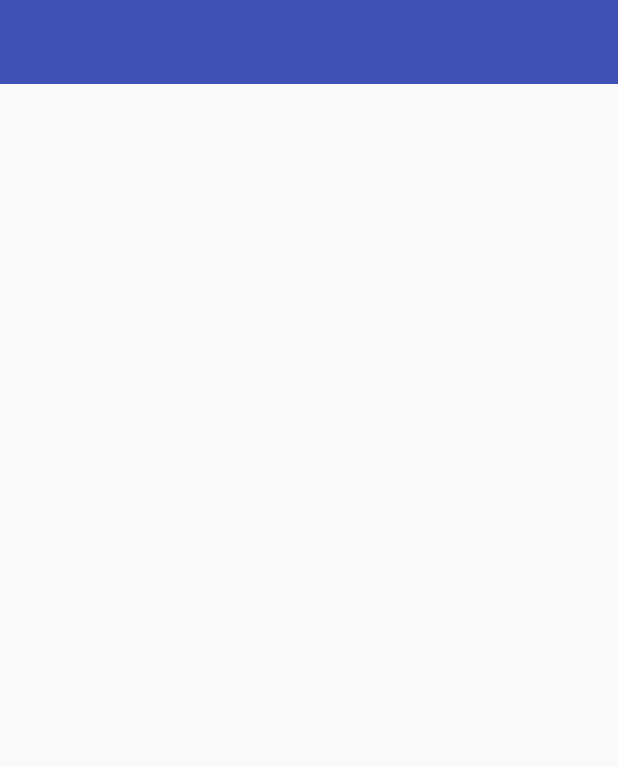
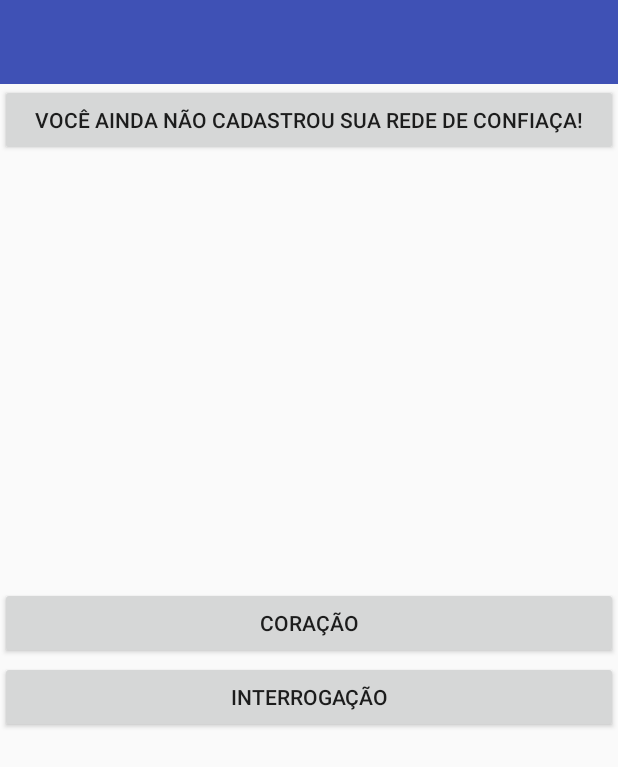
Before and after one commit to claudioalfonso/blocoDaGuarda, an Android app: the screen it shows after launch (MainActivity), on a phone screen of 412 x 824 dp. Shown: the top 767 px of the screen. Run offline under Robolectric (Android 15) with nearby library versions, the phone set to English and light mode, and no system bars; our stand-ins replace ButterKnife; libraries missing offline, so code that uses them is left out: com.crashlytics.android, com.facebook, com.squareup.otto, io.fabric.sdk; 6 statements that could not run were skipped.

Commit message:
Create alertView

```diff
--- /dev/null
+++ b/BlocoDaGuarda/app/src/main/java/com/generonumero/blocodaguarda/alert/view/AlertView.java
@@ -0,0 +1,8 @@
+package com.generonumero.blocodaguarda.alert.view;
+
+/**
+ * Created by Pedro on 3/2/17.
+ */
+
+public interface AlertView {
+}
--- /dev/null
+++ b/BlocoDaGuarda/app/src/main/java/com/generonumero/blocodaguarda/alert/view/impl/AlertFragment.java
@@ -0,0 +1,23 @@
+package com.generonumero.blocodaguarda.alert.view.impl;
+
+import android.os.Bundle;
+import android.support.annotation.Nullable;
+import android.support.v4.app.Fragment;
+import android.view.LayoutInflater;
+import android.view.View;
+import android.view.ViewGroup;
+
+import com.generonumero.blocodaguarda.R;
+
+import butterknife.ButterKnife;
+
+public class AlertFragment extends Fragment{
+
+    @Nullable
+    @Override
+    public View onCreateView(LayoutInflater inflater, @Nullable ViewGroup container, @Nullable Bundle savedInstanceState) {
+        View view = inflater.inflate(R.layout.alert_frag, null);
+        ButterKnife.bind(this, view);
+        return view;
+    }
+}
--- a/BlocoDaGuarda/app/src/main/java/com/generonumero/blocodaguarda/menu/view/impl/MainActivity.java
+++ b/BlocoDaGuarda/app/src/main/java/com/generonumero/blocodaguarda/menu/view/impl/MainActivity.java
@@ -14,6 +14,7 @@ import android.view.MenuItem;
 
 import com.generonumero.blocodaguarda.BDGApplication;
 import com.generonumero.blocodaguarda.R;
+import com.generonumero.blocodaguarda.alert.view.impl.AlertFragment;
 import com.generonumero.blocodaguarda.login.view.impl.LoginActivity;
 import com.generonumero.blocodaguarda.menu.presenter.MainPresenter;
 import com.generonumero.blocodaguarda.menu.view.MainView;
@@ -63,7 +64,6 @@ public class MainActivity extends AppCompatActivity implements MainView {
         mainPresenter = BDGApplication.getInstance().getMainPresenter(this);
 
         mainPresenter.initView();
-
     }
 
     @Override
@@ -75,8 +75,13 @@ public class MainActivity extends AppCompatActivity implements MainView {
     @Override
     public void loadViews() {
         setupDrawerContent(navigationView);
+        setFirstItemNavigationView();
     }
 
+    private void setFirstItemNavigationView() {
+        navigationView.setCheckedItem(MENU_MAIN);
+        navigationView.getMenu().performIdentifierAction(MENU_MAIN, 0);
+    }
 
     private void setupDrawerContent(NavigationView navigationView) {
 
@@ -85,7 +90,6 @@ public class MainActivity extends AppCompatActivity implements MainView {
             public boolean onNavigationItemSelected(@NonNull MenuItem item) {
                 item.setChecked(true);
                 drawerLayout.closeDrawers();
-
                 onNavDrawerItemSelected(item);
                 return false;
             }
@@ -96,32 +100,39 @@ public class MainActivity extends AppCompatActivity implements MainView {
 
         switch (menuItem.getItemId()) {
             case MENU_MAIN:
+                if(getFragments().get(MENU_MAIN) == null) {
+                    getFragments().put(MENU_MAIN, new AlertFragment());
+                }
                 Log.i("teste", "MENU_MAIN");
                 break;
             case MENU_ABOUT:
                 Log.i("teste", "MENU_ABOUT");
-                break;
+                return;
             case MENU_CONFIGURATION:
                 Log.i("teste", "MENU_CONFIGURATION");
-                break;
+                return;
             case MENU_NETWORK:
                 if(getFragments().get(MENU_NETWORK) == null) {
                     getFragments().put(MENU_NETWORK, new NetworkFragment());
                 }
-                Log.i("teste", "MENU_NETWORK");
                 break;
             case MENU_SOS:
                 Log.i("teste", "MENU_SOS");
-                break;
+                return;
         }
 
+        changeFragment(getFragments().get(menuItem.getItemId()));
+
+    }
+
+    private void changeFragment(Fragment fragment) {
         getSupportFragmentManager()
                 .beginTransaction()
-                .replace(R.id.content_frame, getFragments().get(menuItem.getItemId()))
+                .replace(R.id.content_frame, fragment)
                 .commit();
     }
 
-    public Map<Integer, Fragment> getFragments() {
+    private Map<Integer, Fragment> getFragments() {
         if(fragments == null) {
             fragments = new HashMap<>();
         }
--- /dev/null
+++ b/BlocoDaGuarda/app/src/main/res/layout/alert_frag.xml
@@ -0,0 +1,35 @@
+<?xml version="1.0" encoding="utf-8"?>
+<RelativeLayout xmlns:android="http://schemas.android.com/apk/res/android"
+    android:layout_width="match_parent"
+    android:layout_height="match_parent"
+    android:orientation="vertical">
+
+    <Button
+        android:id="@+id/alert_create_network"
+        android:layout_width="match_parent"
+        android:layout_height="wrap_content"
+        android:layout_alignParentTop="true"
+        android:text="@string/alert_create_network_msg" />
+
+
+    <Button
+        android:id="@+id/alert_bt_save_me"
+        android:layout_width="match_parent"
+        android:layout_height="wrap_content"
+        android:layout_above="@+id/view"
+        android:text="Coração" />
+
+    <Button
+        android:id="@+id/alert_bt_help_me"
+        android:layout_width="match_parent"
+        android:layout_height="wrap_content"
+        android:layout_below="@+id/view"
+        android:text="Interrogação" />
+
+    <View
+        android:id="@+id/view"
+        android:layout_width="1dp"
+        android:layout_height="1dp"
+        android:layout_centerInParent="true" />
+
+</RelativeLayout>
--- a/BlocoDaGuarda/app/src/main/res/values/strings.xml
+++ b/BlocoDaGuarda/app/src/main/res/values/strings.xml
@@ -19,6 +19,7 @@
     <string name="bdg_network_contact_name">Apelido</string>
     <string name="bdg_network_contact_phone">Telefone</string>
     <string name="bdg_network_contact_label">Contato</string>
+    <string name="alert_create_network_msg">Você ainda não cadastrou sua rede de confiaça!</string>
 
 
 </resources>
```
Also changed, not shown: 1 other file.
